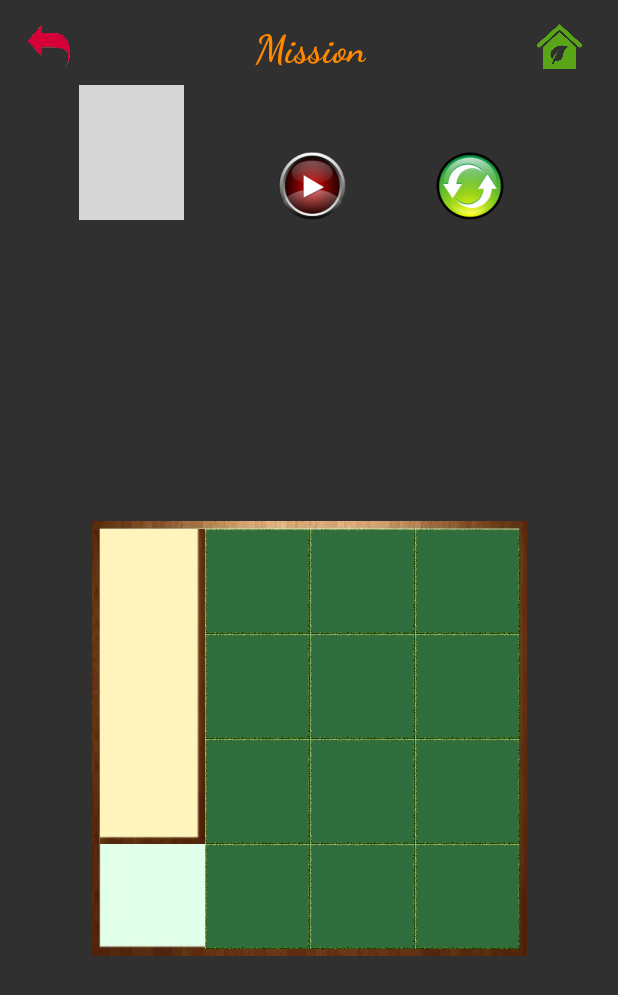
After one commit to quyenhua/Test, an Android app: the MainGameType2 screen opened directly, with no data from a screen before it, on a phone screen of 412 x 824 dp. The commit adds this screen. Shown: the top 995 px of the screen. Run offline under Robolectric (Android 15) with nearby library versions, the phone set to English and light mode, and no system bars; grey boxes are pictures that could not be loaded.

Commit message:
change update

```diff
--- a/app/src/main/AndroidManifest.xml
+++ b/app/src/main/AndroidManifest.xml
@@ -23,7 +23,8 @@
         </activity>
         <activity android:name=".MissionActivity" />
         <activity android:name=".MenuActivity" />
-        <activity android:name=".OpenImage"/>
+        <activity android:name=".OpenImage" />
+        <activity android:name=".MainGameType2"></activity>
     </application>
 
 </manifest>
--- a/app/src/main/java/com/myproject/huutam/test/GamePlayAuto.java
+++ b/app/src/main/java/com/myproject/huutam/test/GamePlayAuto.java
@@ -614,8 +614,12 @@ public class GamePlayAuto {
                 }
                 else {
                     if(positionSet.getY() == 2 && m==2){
-                        if(this.stateGameList.get(this.stateGameList.size()-1).getState()[positionSet.getX() + 1][positionSet.getY() - 1] ==
-                                imageSplitsGame[positionSet.getX()][positionSet.getY()].realValue) {
+                        if((this.stateGameList.get(this.stateGameList.size()-1).getState()[positionSet.getX() + 1][positionSet.getY() - 1] ==
+                                imageSplitsGame[positionSet.getX()][positionSet.getY()].realValue) ||
+                                (this.stateGameList.get(this.stateGameList.size()-1).getState()[positionSet.getX() + 1][positionSet.getY()] ==
+                                        imageSplitsGame[positionSet.getX()][positionSet.getY()].realValue &&
+                                        (this.stateGameList.get(this.stateGameList.size()-1).getState()[positionSet.getX() + 1][positionSet.getY() - 1] ==0 ||
+                                                this.stateGameList.get(this.stateGameList.size()-1).getState()[positionSet.getX() + 1][positionSet.getY() - 2] ==0))) {
                             positionDisableLists = new ArrayList<>();
                             this.stateGameList = MoveToFinishLeft(MoveToFinishTop(this.stateGameList,positionDisableLists, positionSet, new Position(positionSet.getX(), positionSet.getY() + 1)),
                                     positionDisableLists,positionSet, new Position(positionSet.getX(), positionSet.getY() + 1));
--- a/app/src/main/java/com/myproject/huutam/test/MainActivity.java
+++ b/app/src/main/java/com/myproject/huutam/test/MainActivity.java
@@ -96,7 +96,8 @@ public class MainActivity extends AppCompatActivity {
                     if (imgSplitList[3][0].currentValue == 0) {
                         position.setX(3);
                         position.setY(0);
-                    } else {
+                    }
+
                     for (int i = 0; i < 4; i++) {
                         for (int j = 0; j < 3; j++) {
                             startState[i][j + 1] = imgSplitList[i][j + 1].currentValue;
@@ -107,7 +108,7 @@ public class MainActivity extends AppCompatActivity {
                             goalState[i][j + 1] = imgSplitList[i][j + 1].realValue;
                         }
                     }
-                    }
+
 
                     startGame = new StateGameAuto(startState, position);
                     stateGameList.add(startGame);
--- /dev/null
+++ b/app/src/main/java/com/myproject/huutam/test/MainGameType2.java
@@ -0,0 +1,13 @@
+package com.myproject.huutam.test;
+
+import android.support.v7.app.AppCompatActivity;
+import android.os.Bundle;
+
+public class MainGameType2 extends AppCompatActivity {
+
+    @Override
+    protected void onCreate(Bundle savedInstanceState) {
+        super.onCreate(savedInstanceState);
+        setContentView(R.layout.activity_main_game_type2);
+    }
+}
--- /dev/null
+++ b/app/src/main/res/layout/activity_main_game_type2.xml
@@ -0,0 +1,336 @@
+<?xml version="1.0" encoding="utf-8"?>
+<android.support.constraint.ConstraintLayout xmlns:android="http://schemas.android.com/apk/res/android"
+xmlns:app="http://schemas.android.com/apk/res-auto"
+xmlns:tools="http://schemas.android.com/tools"
+android:id="@+id/manhinh2"
+android:layout_width="match_parent"
+android:layout_height="match_parent"
+android:paddingBottom="@dimen/activity_vertical_margin"
+android:paddingLeft="@dimen/activity_horizontal_margin"
+android:paddingRight="@dimen/activity_horizontal_margin"
+android:paddingTop="@dimen/activity_vertical_margin"
+tools:context="com.myproject.huutam.test.MainGameType2">
+
+<ImageButton
+    android:id="@+id/imgBackOpen"
+    android:layout_width="30dp"
+    android:layout_height="30dp"
+    android:layout_marginBottom="8dp"
+    android:layout_marginLeft="0dp"
+    android:layout_marginRight="8dp"
+    android:layout_marginTop="0dp"
+    android:background="@drawable/back"
+    android:scaleType="centerCrop"
+    app:layout_constraintBottom_toBottomOf="parent"
+    app:layout_constraintHorizontal_bias="0.006"
+    app:layout_constraintLeft_toLeftOf="parent"
+    app:layout_constraintRight_toRightOf="parent"
+    app:layout_constraintTop_toTopOf="parent"
+    app:layout_constraintVertical_bias="0.0" />
+
+<TextView
+    android:id="@+id/tvMissionName"
+    android:layout_width="wrap_content"
+    android:layout_height="wrap_content"
+    android:layout_marginBottom="8dp"
+    android:layout_marginLeft="8dp"
+    android:layout_marginRight="8dp"
+    android:layout_marginTop="0dp"
+    android:fontFamily="cursive"
+    android:text="Mission"
+    android:textAlignment="center"
+    android:textColor="@android:color/holo_orange_dark"
+    android:textSize="26sp"
+    android:textStyle="bold"
+    app:layout_constraintBottom_toBottomOf="parent"
+    app:layout_constraintHorizontal_bias="0.502"
+    app:layout_constraintLeft_toLeftOf="parent"
+    app:layout_constraintRight_toRightOf="parent"
+    app:layout_constraintTop_toTopOf="parent"
+    app:layout_constraintVertical_bias="0.0" />
+
+<ImageButton
+    android:id="@+id/imgbtAuto"
+    android:layout_width="45dp"
+    android:layout_height="45dp"
+    android:layout_alignTop="@+id/imgbtRefresh"
+    android:background="@null"
+    android:scaleType="fitXY"
+    app:srcCompat="@drawable/auto"
+    android:layout_marginTop="8dp"
+    app:layout_constraintTop_toBottomOf="@+id/tvMissionName"
+    app:layout_constraintLeft_toRightOf="@+id/imageView"
+    android:layout_marginLeft="8dp"
+    android:layout_marginRight="8dp"
+    app:layout_constraintRight_toRightOf="parent"
+    app:layout_constraintBottom_toBottomOf="parent"
+    android:layout_marginBottom="8dp"
+    app:layout_constraintHorizontal_bias="0.259"
+    app:layout_constraintVertical_bias="0.064" />
+
+<ImageButton
+    android:id="@+id/imgbtRefresh"
+    android:layout_width="45dp"
+    android:layout_height="45dp"
+    android:layout_below="@+id/imgbtCamera"
+    android:layout_marginBottom="8dp"
+    android:layout_marginRight="8dp"
+    android:layout_marginTop="0dp"
+    android:background="@null"
+    android:scaleType="fitXY"
+    app:layout_constraintBottom_toBottomOf="parent"
+    app:layout_constraintRight_toRightOf="parent"
+    app:layout_constraintTop_toTopOf="@+id/imgbtAuto"
+    app:layout_constraintVertical_bias="0.0"
+    app:srcCompat="@drawable/refresh"
+    app:layout_constraintLeft_toRightOf="@+id/imgbtAuto"
+    android:layout_marginLeft="8dp" />
+
+<ImageView
+    android:id="@+id/imageView"
+    android:layout_width="70dp"
+    android:layout_height="90dp"
+    android:layout_alignParentTop="true"
+    android:layout_marginBottom="8dp"
+    android:layout_marginLeft="8dp"
+    android:layout_marginRight="8dp"
+    android:layout_marginTop="8dp"
+    android:background="@drawable/background_image"
+    android:cropToPadding="true"
+    android:padding="3dp"
+    android:scaleType="fitXY"
+    app:layout_constraintBottom_toBottomOf="parent"
+    app:layout_constraintHorizontal_bias="0.098"
+    app:layout_constraintLeft_toLeftOf="parent"
+    app:layout_constraintRight_toRightOf="parent"
+    app:layout_constraintTop_toBottomOf="@+id/tvMissionName"
+    app:layout_constraintVertical_bias="0.0"
+    app:srcCompat="@drawable/tam" />
+
+
+<RelativeLayout
+    android:id="@+id/relativeLayout"
+    android:layout_width="@dimen/activity_main_width"
+    android:layout_height="@dimen/activity_main_width"
+    android:layout_alignParentBottom="true"
+    android:layout_centerHorizontal="true"
+    android:layout_marginBottom="0dp"
+    android:layout_marginLeft="0dp"
+    android:layout_marginRight="0dp"
+    android:layout_marginTop="8dp"
+    android:background="@drawable/game"
+    android:scaleType="fitXY"
+    app:layout_constraintBottom_toBottomOf="parent"
+    app:layout_constraintLeft_toLeftOf="parent"
+    app:layout_constraintRight_toRightOf="parent"
+    app:layout_constraintTop_toBottomOf="@+id/imageView"
+    app:layout_constraintVertical_bias="0.531">
+
+
+    <ImageView
+        android:id="@+id/part1"
+        android:layout_width="@dimen/activity_main_image"
+        android:layout_height="@dimen/activity_main_image"
+        android:layout_alignTop="@+id/part2"
+        android:layout_toEndOf="@+id/part_tool"
+        android:background="@drawable/background_image"
+        android:cropToPadding="true"
+        android:onClick="onClickImageSplit"
+        android:padding="1dp"
+        android:scaleType="fitXY"
+        android:layout_toRightOf="@+id/part_tool" />
+
+    <ImageView
+        android:id="@+id/part2"
+        android:layout_width="@dimen/activity_main_image"
+        android:layout_height="@dimen/activity_main_image"
+        android:background="@drawable/background_image"
+        android:cropToPadding="true"
+        android:onClick="onClickImageSplit"
+        android:padding="1dp"
+        android:scaleType="fitXY"
+        android:layout_alignTop="@+id/part3"
+        android:layout_toRightOf="@+id/part1"
+        android:layout_toEndOf="@+id/part1" />
+
+    <ImageView
+        android:id="@+id/part3"
+        android:layout_width="@dimen/activity_main_image"
+        android:layout_height="@dimen/activity_main_image"
+        android:background="@drawable/background_image"
+        android:cropToPadding="true"
+        android:onClick="onClickImageSplit"
+        android:padding="1dp"
+        android:scaleType="fitXY"
+        android:layout_alignTop="@+id/part_tool"
+        android:layout_toRightOf="@+id/part2"
+        android:layout_toEndOf="@+id/part2" />
+
+
+    <ImageView
+        android:id="@+id/part4"
+        android:layout_width="@dimen/activity_main_image"
+        android:layout_height="@dimen/activity_main_image"
+        android:layout_below="@+id/part1"
+        android:layout_toEndOf="@+id/part_tool"
+        android:layout_toRightOf="@+id/part_tool"
+        android:background="@drawable/background_image"
+        android:cropToPadding="true"
+        android:onClick="onClickImageSplit"
+        android:padding="1dp"
+        android:scaleType="fitXY" />
+
+    <ImageView
+        android:id="@+id/part5"
+        android:layout_width="@dimen/activity_main_image"
+        android:layout_height="@dimen/activity_main_image"
+        android:layout_alignBottom="@+id/part4"
+        android:layout_alignEnd="@+id/part2"
+        android:layout_alignRight="@+id/part2"
+        android:layout_alignTop="@+id/part6"
+        android:layout_toEndOf="@+id/part4"
+        android:layout_toRightOf="@+id/part4"
+        android:background="@drawable/background_image"
+        android:cropToPadding="true"
+        android:onClick="onClickImageSplit"
+        android:padding="1dp"
+        android:scaleType="fitXY" />
+
+    <ImageView
+        android:id="@+id/part6"
+        android:layout_width="@dimen/activity_main_image"
+        android:layout_height="@dimen/activity_main_image"
+        android:layout_below="@+id/part2"
+        android:layout_toRightOf="@+id/part2"
+        android:background="@drawable/background_image"
+        android:cropToPadding="true"
+        android:onClick="onClickImageSplit"
+        android:padding="1dp"
+        android:scaleType="fitXY" />
+
+
+    <ImageView
+        android:id="@+id/part7"
+        android:layout_width="@dimen/activity_main_image"
+        android:layout_height="@dimen/activity_main_image"
+        android:layout_below="@+id/part4"
+        android:layout_toEndOf="@+id/part_tool"
+        android:layout_toRightOf="@+id/part_tool"
+        android:background="@drawable/background_image"
+        android:cropToPadding="true"
+        android:onClick="onClickImageSplit"
+        android:padding="1dp"
+        android:scaleType="fitXY" />
+
+    <ImageView
+        android:id="@+id/part8"
+        android:layout_width="@dimen/activity_main_image"
+        android:layout_height="@dimen/activity_main_image"
+        android:layout_alignLeft="@+id/part5"
+        android:layout_alignStart="@+id/part5"
+        android:layout_below="@+id/part4"
+        android:background="@drawable/background_image"
+        android:cropToPadding="true"
+        android:onClick="onClickImageSplit"
+        android:padding="1dp"
+        android:scaleType="fitXY" />
+
+    <ImageView
+        android:id="@+id/part9"
+        android:layout_width="@dimen/activity_main_image"
+        android:layout_height="@dimen/activity_main_image"
+        android:layout_below="@+id/part5"
+        android:layout_toEndOf="@+id/part8"
+        android:layout_toRightOf="@+id/part8"
+        android:background="@drawable/background_image"
+        android:cropToPadding="true"
+        android:onClick="onClickImageSplit"
+        android:padding="1dp"
+        android:scaleType="fitXY" />
+
+
+    <ImageView
+        android:id="@+id/part10"
+        android:layout_width="@dimen/activity_main_image"
+        android:layout_height="@dimen/activity_main_image"
+        android:layout_below="@+id/part7"
+        android:layout_toEndOf="@+id/part_tool"
+        android:layout_toRightOf="@+id/part_tool"
+        android:background="@drawable/background_image"
+        android:cropToPadding="true"
+        android:onClick="onClickImageSplit"
+        android:padding="1dp"
+        android:scaleType="fitXY" />
+
+    <ImageView
+        android:id="@+id/part11"
+        android:layout_width="@dimen/activity_main_image"
+        android:layout_height="@dimen/activity_main_image"
+        android:layout_alignTop="@+id/part10"
+        android:layout_toEndOf="@+id/part10"
+        android:layout_toRightOf="@+id/part10"
+        android:background="@drawable/background_image"
+        android:cropToPadding="true"
+        android:onClick="onClickImageSplit"
+        android:padding="1dp"
+        android:scaleType="fitXY" />
+
+    <ImageView
+        android:id="@+id/part12"
+        android:layout_width="@dimen/activity_main_image"
+        android:layout_height="@dimen/activity_main_image"
+        android:layout_below="@+id/part9"
+        android:layout_toEndOf="@+id/part11"
+        android:layout_toRightOf="@+id/part11"
+        android:background="@drawable/background_image"
+        android:cropToPadding="true"
+        android:onClick="onClickImageSplit"
+        android:padding="1dp"
+        android:scaleType="fitXY" />
+
+    <ImageView
+        android:id="@+id/part_tool"
+        android:layout_width="@dimen/activity_main_image"
+        android:layout_height="@dimen/activity_main_image_tool"
+        android:layout_marginLeft="5dp"
+        android:layout_marginTop="5dp"
+        android:background="@drawable/khungphu"
+        android:cropToPadding="true"
+        android:padding="1dp"
+        android:scaleType="fitXY" />
+
+
+    <ImageView
+        android:id="@+id/part0"
+        android:layout_width="@dimen/activity_main_image"
+        android:layout_height="@dimen/activity_main_image"
+        android:cropToPadding="true"
+        android:onClick="onClickImageSplit"
+        android:padding="1dp"
+        android:scaleType="fitXY"
+        android:layout_below="@+id/part_tool"
+        android:layout_toLeftOf="@+id/part10"
+        android:layout_toStartOf="@+id/part10" />
+
+
+</RelativeLayout>
+
+<ImageButton
+    android:id="@+id/imgBackHome"
+    android:layout_width="30dp"
+    android:layout_height="30dp"
+    android:layout_marginBottom="8dp"
+    android:layout_marginLeft="8dp"
+    android:layout_marginRight="8dp"
+    android:layout_marginTop="0dp"
+    android:background="@drawable/home"
+    android:scaleType="centerCrop"
+    app:layout_constraintBottom_toBottomOf="parent"
+    app:layout_constraintHorizontal_bias="1.0"
+    app:layout_constraintLeft_toRightOf="@+id/tvMissionName"
+    app:layout_constraintRight_toRightOf="parent"
+    app:layout_constraintTop_toTopOf="@+id/imgBackOpen"
+    app:layout_constraintVertical_bias="0.0" />
+
+
+</android.support.constraint.ConstraintLayout>
```
Lines whose indentation alone changed are shown as unchanged.
